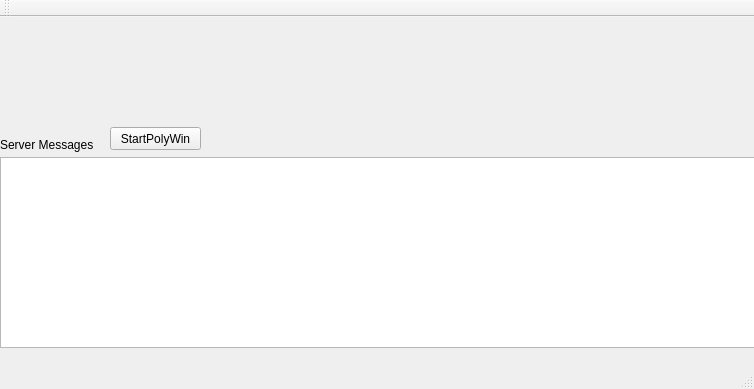
First picture: the form in polyworldagent.ui, repository rockhowse/polyworld-agent, before the edit.
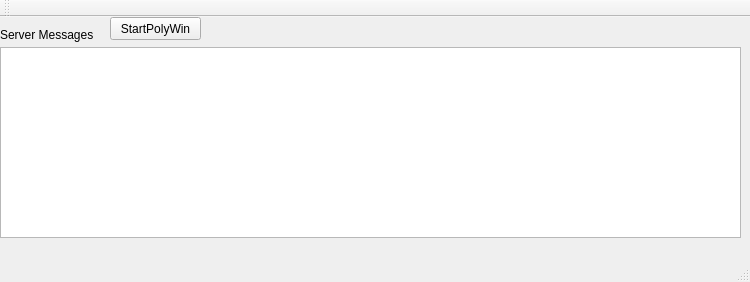
Second picture: the form after the edit.

Commit message: changed window header name and renamed communication structs

```diff
--- a/polyworldagent.ui
+++ b/polyworldagent.ui
@@ -6,8 +6,8 @@
    <rect>
     <x>0</x>
     <y>0</y>
-    <width>754</width>
-    <height>389</height>
+    <width>750</width>
+    <height>282</height>
    </rect>
   </property>
   <property name="windowTitle">
@@ -18,8 +18,8 @@
     <property name="geometry">
      <rect>
       <x>0</x>
-      <y>140</y>
-      <width>761</width>
+      <y>30</y>
+      <width>741</width>
       <height>191</height>
      </rect>
     </property>
@@ -28,7 +28,7 @@
     <property name="geometry">
      <rect>
       <x>0</x>
-      <y>120</y>
+      <y>10</y>
       <width>111</width>
       <height>16</height>
      </rect>
@@ -41,7 +41,7 @@
     <property name="geometry">
      <rect>
       <x>110</x>
-      <y>110</y>
+      <y>0</y>
       <width>91</width>
       <height>23</height>
      </rect>
```
Left out of the diff: 4 changed lines with no effect on the pictures. The commit also changes 2 other files.
